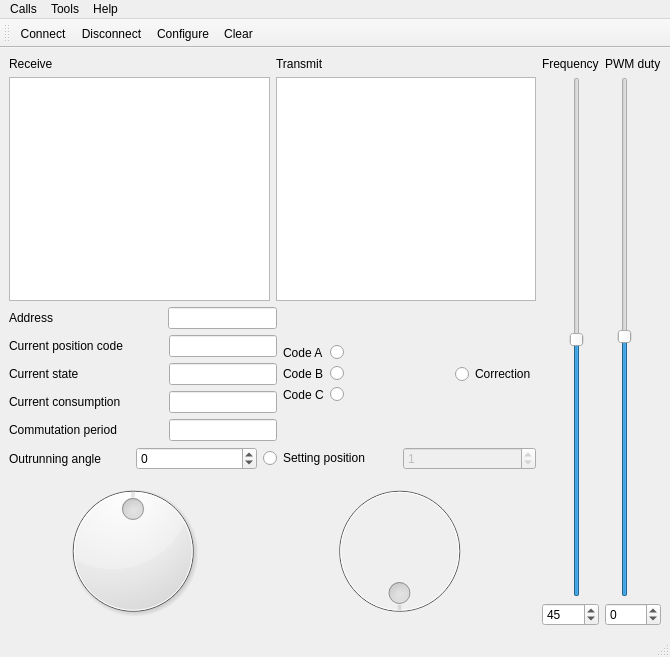
Old version of the form mainwindow.ui in the repository RunoVj/Terminal.
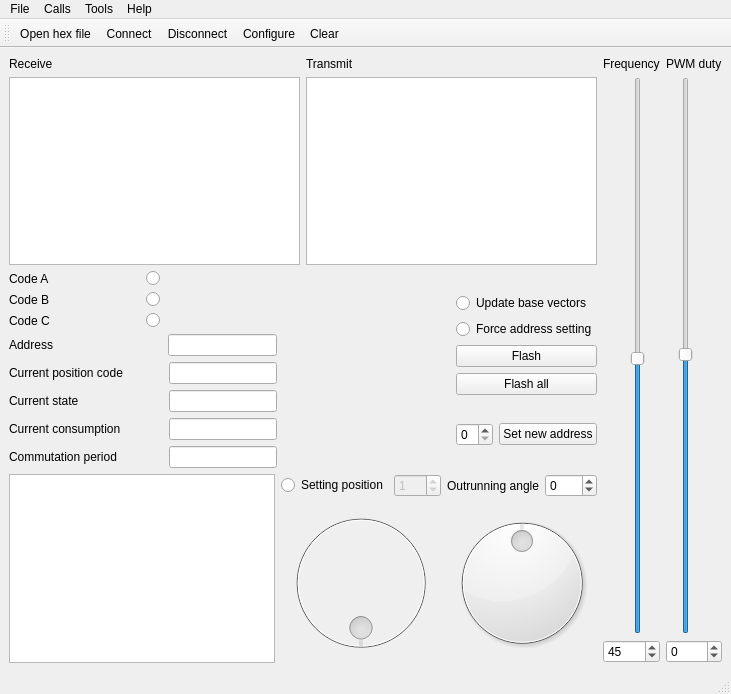
New version of the form. Icons and pictures are not drawn.

```diff
--- a/mainwindow.ui
+++ b/mainwindow.ui
@@ -6,8 +6,8 @@
    <rect>
     <x>0</x>
     <y>0</y>
-    <width>670</width>
-    <height>657</height>
+    <width>731</width>
+    <height>694</height>
    </rect>
   </property>
   <property name="windowTitle">
@@ -51,10 +51,27 @@
           <item>
            <layout class="QHBoxLayout" name="horizontalLayout_21">
             <item>
-             <widget class="QPlainTextEdit" name="plainTextEditReceive"/>
+             <widget class="QPlainTextEdit" name="plainTextEditReceive">
+              <property name="minimumSize">
+               <size>
+                <width>0</width>
+                <height>150</height>
+               </size>
+              </property>
+              <property name="textInteractionFlags">
+               <set>Qt::TextSelectableByKeyboard|Qt::TextSelectableByMouse</set>
+              </property>
+             </widget>
             </item>
             <item>
-             <widget class="QPlainTextEdit" name="plainTextEditTransmit"/>
+             <widget class="QPlainTextEdit" name="plainTextEditTransmit">
+              <property name="minimumSize">
+               <size>
+                <width>0</width>
+                <height>150</height>
+               </size>
+              </property>
+             </widget>
             </item>
            </layout>
           </item>
@@ -66,6 +83,90 @@
            <layout class="QHBoxLayout" name="horizontalLayout_23">
             <item>
              <layout class="QVBoxLayout" name="verticalLayout_14">
+              <item>
+               <layout class="QHBoxLayout" name="horizontalLayout_29">
+                <item>
+                 <layout class="QVBoxLayout" name="verticalLayout_17">
+                  <item>
+                   <widget class="QLabel" name="labelSensorA">
+                    <property name="text">
+                     <string>Code A</string>
+                    </property>
+                   </widget>
+                  </item>
+                  <item>
+                   <widget class="QLabel" name="labelSensorB">
+                    <property name="text">
+                     <string>Code B</string>
+                    </property>
+                   </widget>
+                  </item>
+                  <item>
+                   <widget class="QLabel" name="labelSensorC">
+                    <property name="text">
+                     <string>Code C</string>
+                    </property>
+                   </widget>
+                  </item>
+                 </layout>
+                </item>
+                <item>
+                 <layout class="QVBoxLayout" name="verticalLayout_18">
+                  <item>
+                   <widget class="QRadioButton" name="radioButtonSensorA">
+                    <property name="acceptDrops">
+                     <bool>false</bool>
+                    </property>
+                    <property name="text">
+                     <string/>
+                    </property>
+                    <property name="checkable">
+                     <bool>false</bool>
+                    </property>
+                    <property name="autoExclusive">
+                     <bool>false</bool>
+                    </property>
+                   </widget>
+                  </item>
+                  <item>
+                   <widget class="QRadioButton" name="radioButtonSensorB">
+                    <property name="mouseTracking">
+                     <bool>false</bool>
+                    </property>
+                    <property name="text">
+                     <string/>
+                    </property>
+                    <property name="checkable">
+                     <bool>false</bool>
+                    </property>
+                    <property name="autoExclusive">
+                     <bool>false</bool>
+                    </property>
+                   </widget>
+                  </item>
+                  <item>
+                   <widget class="QRadioButton" name="radioButtonSensorC">
+                    <property name="mouseTracking">
+                     <bool>false</bool>
+                    </property>
+                    <property name="autoFillBackground">
+                     <bool>false</bool>
+                    </property>
+                    <property name="text">
+                     <string/>
+                    </property>
+                    <property name="checkable">
+                     <bool>false</bool>
+                    </property>
+                    <property name="autoExclusive">
+                     <bool>false</bool>
+                    </property>
+                   </widget>
+                  </item>
+                 </layout>
+                </item>
+               </layout>
+              </item>
               <item>
                <layout class="QHBoxLayout" name="horizontalLayout_24">
                 <item>
@@ -235,95 +336,7 @@
            </layout>
           </item>
           <item>
-           <layout class="QVBoxLayout" name="verticalLayout_16">
-            <item>
-             <layout class="QHBoxLayout" name="horizontalLayout_29">
-              <item>
-               <layout class="QVBoxLayout" name="verticalLayout_17">
-                <item>
-                 <widget class="QLabel" name="labelSensorA">
-                  <property name="text">
-                   <string>Code A</string>
-                  </property>
-                 </widget>
-                </item>
-                <item>
-                 <widget class="QLabel" name="labelSensorB">
-                  <property name="text">
-                   <string>Code B</string>
-                  </property>
-                 </widget>
-                </item>
-                <item>
-                 <widget class="QLabel" name="labelSensorC">
-                  <property name="text">
-                   <string>Code C</string>
-                  </property>
-                 </widget>
-                </item>
-               </layout>
-              </item>
-              <item>
-               <layout class="QVBoxLayout" name="verticalLayout_18">
-                <item>
-                 <widget class="QRadioButton" name="radioButtonSensorA">
-                  <property name="acceptDrops">
-                   <bool>false</bool>
-                  </property>
-                  <property name="text">
-                   <string/>
-                  </property>
-                  <property name="checkable">
-                   <bool>false</bool>
-                  </property>
-                  <property name="autoExclusive">
-                   <bool>false</bool>
-                  </property>
-                 </widget>
-                </item>
-                <item>
-                 <widget class="QRadioButton" name="radioButtonSensorB">
-                  <property name="mouseTracking">
-                   <bool>false</bool>
-                  </property>
-                  <property name="text">
-                   <string/>
-                  </property>
-                  <property name="checkable">
-                   <bool>false</bool>
-                  </property>
-                  <property name="autoExclusive">
-                   <bool>false</bool>
-                  </property>
-                 </widget>
-                </item>
-                <item>
-                 <widget class="QRadioButton" name="radioButtonSensorC">
-                  <property name="mouseTracking">
-                   <bool>false</bool>
-                  </property>
-                  <property name="autoFillBackground">
-                   <bool>false</bool>
-                  </property>
-                  <property name="text">
-                   <string/>
-                  </property>
-                  <property name="checkable">
-                   <bool>false</bool>
-                  </property>
-                  <property name="autoExclusive">
-                   <bool>false</bool>
-                  </property>
-                 </widget>
-                </item>
-               </layout>
-              </item>
-             </layout>
-            </item>
-           </layout>
-          </item>
-          <item>
-           <spacer name="horizontalSpacer">
+           <spacer name="horizontalSpacer_2">
             <property name="orientation">
              <enum>Qt::Horizontal</enum>
             </property>
@@ -338,14 +351,57 @@
           <item>
            <layout class="QVBoxLayout" name="verticalLayout_19">
             <item>
-             <widget class="QRadioButton" name="radioButtonCorrection">
-              <property name="text">
-               <string>Correction</string>
-              </property>
-              <property name="autoExclusive">
-               <bool>false</bool>
-              </property>
-             </widget>
+             <layout class="QVBoxLayout" name="verticalLayout_3">
+              <item>
+               <widget class="QRadioButton" name="radioButtonCorrection">
+                <property name="text">
+                 <string>Update base vectors</string>
+                </property>
+                <property name="autoExclusive">
+                 <bool>false</bool>
+                </property>
+               </widget>
+              </item>
+              <item>
+               <widget class="QRadioButton" name="radioButtonForseAddressSetting">
+                <property name="text">
+                 <string>Force address setting</string>
+                </property>
+               </widget>
+              </item>
+              <item>
+               <widget class="QPushButton" name="pushButtonFlash">
+                <property name="text">
+                 <string>Flash</string>
+                </property>
+               </widget>
+              </item>
+              <item>
+               <widget class="QPushButton" name="pushButtonFlashAll">
+                <property name="text">
+                 <string>Flash all</string>
+                </property>
+               </widget>
+              </item>
+             </layout>
+            </item>
+            <item>
+             <layout class="QHBoxLayout" name="horizontalLayout_2">
+              <item>
+               <widget class="QSpinBox" name="spinBoxAddress">
+                <property name="maximum">
+                 <number>7</number>
+                </property>
+               </widget>
+              </item>
+              <item>
+               <widget class="QPushButton" name="pushButtonSetAddress">
+                <property name="text">
+                 <string>Set new address</string>
+                </property>
+               </widget>
+              </item>
+             </layout>
             </item>
            </layout>
           </item>
@@ -356,63 +412,11 @@
           <item>
            <layout class="QHBoxLayout" name="horizontalLayout_32">
             <item>
-             <layout class="QVBoxLayout" name="verticalLayout_2">
-              <item>
-               <layout class="QHBoxLayout" name="horizontalLayout">
-                <item>
-                 <widget class="QLabel" name="label">
-                  <property name="text">
-                   <string>Outrunning angle</string>
-                  </property>
-                 </widget>
-                </item>
-                <item>
-                 <widget class="QSpinBox" name="spinBoxOutrunningAngle">
-                  <property name="minimum">
-                   <number>-30</number>
-                  </property>
-                  <property name="maximum">
-                   <number>30</number>
-                  </property>
-                 </widget>
-                </item>
-               </layout>
-              </item>
-              <item>
-               <widget class="QDial" name="dialOutrunningAngle">
-                <property name="enabled">
-                 <bool>true</bool>
-                </property>
-                <property name="minimumSize">
-                 <size>
-                  <width>150</width>
-                  <height>150</height>
-                 </size>
-                </property>
-                <property name="maximumSize">
-                 <size>
-                  <width>248</width>
-                  <height>250</height>
-                 </size>
-                </property>
-                <property name="minimum">
-                 <number>-30</number>
-                </property>
-                <property name="maximum">
-                 <number>30</number>
-                </property>
-                <property name="pageStep">
-                 <number>1</number>
-                </property>
-                <property name="invertedControls">
-                 <bool>false</bool>
-                </property>
-                <property name="wrapping">
-                 <bool>true</bool>
-                </property>
-               </widget>
-              </item>
-             </layout>
+             <widget class="QPlainTextEdit" name="plainTextEditHex">
+              <property name="textInteractionFlags">
+               <set>Qt::TextSelectableByKeyboard|Qt::TextSelectableByMouse</set>
+              </property>
+             </widget>
             </item>
             <item>
              <layout class="QVBoxLayout" name="verticalLayout">
@@ -476,6 +480,65 @@
               </item>
              </layout>
             </item>
+            <item>
+             <layout class="QVBoxLayout" name="verticalLayout_2">
+              <item>
+               <layout class="QHBoxLayout" name="horizontalLayout">
+                <item>
+                 <widget class="QLabel" name="label">
+                  <property name="text">
+                   <string>Outrunning angle</string>
+                  </property>
+                 </widget>
+                </item>
+                <item>
+                 <widget class="QSpinBox" name="spinBoxOutrunningAngle">
+                  <property name="minimum">
+                   <number>-30</number>
+                  </property>
+                  <property name="maximum">
+                   <number>30</number>
+                  </property>
+                 </widget>
+                </item>
+               </layout>
+              </item>
+              <item>
+               <widget class="QDial" name="dialOutrunningAngle">
+                <property name="enabled">
+                 <bool>true</bool>
+                </property>
+                <property name="minimumSize">
+                 <size>
+                  <width>150</width>
+                  <height>150</height>
+                 </size>
+                </property>
+                <property name="maximumSize">
+                 <size>
+                  <width>248</width>
+                  <height>250</height>
+                 </size>
+                </property>
+                <property name="minimum">
+                 <number>-30</number>
+                </property>
+                <property name="maximum">
+                 <number>30</number>
+                </property>
+                <property name="pageStep">
+                 <number>1</number>
+                </property>
+                <property name="invertedControls">
+                 <bool>false</bool>
+                </property>
+                <property name="wrapping">
+                 <bool>true</bool>
+                </property>
+               </widget>
+              </item>
+             </layout>
+            </item>
            </layout>
           </item>
          </layout>
@@ -585,7 +648,7 @@
     <rect>
      <x>0</x>
      <y>0</y>
-     <width>670</width>
+     <width>731</width>
      <height>20</height>
     </rect>
    </property>
@@ -610,6 +673,13 @@
      <string>Help</string>
     </property>
    </widget>
+   <widget class="QMenu" name="menuFile">
+    <property name="title">
+     <string>File</string>
+    </property>
+    <addaction name="actionOpenHexFile"/>
+   </widget>
+   <addaction name="menuFile"/>
    <addaction name="menuCalls"/>
    <addaction name="menuTools"/>
    <addaction name="menuHelp"/>
@@ -624,6 +694,7 @@
    <attribute name="toolBarBreak">
     <bool>false</bool>
    </attribute>
+   <addaction name="actionOpenHexFile"/>
    <addaction name="actionConnect"/>
    <addaction name="actionDisconnect"/>
    <addaction name="actionConfigure"/>
@@ -675,6 +746,16 @@
     <string>Clear</string>
    </property>
   </action>
+  <action name="actionOpenHexFile">
+   <property name="icon">
+    <iconset>
+     <normalon>:/images/images/open-file.png</normalon>
+    </iconset>
+   </property>
+   <property name="text">
+    <string>Open hex file...</string>
+   </property>
+  </action>
  </widget>
  <resources>
   <include location="terminal.qrc"/>
```
Left out of the diff: 3 changed lines with no effect on the pictures.
